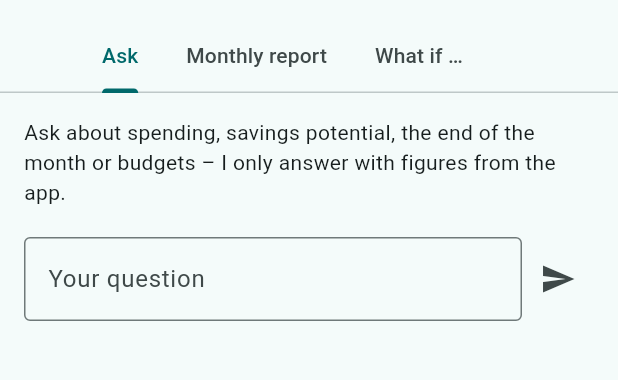
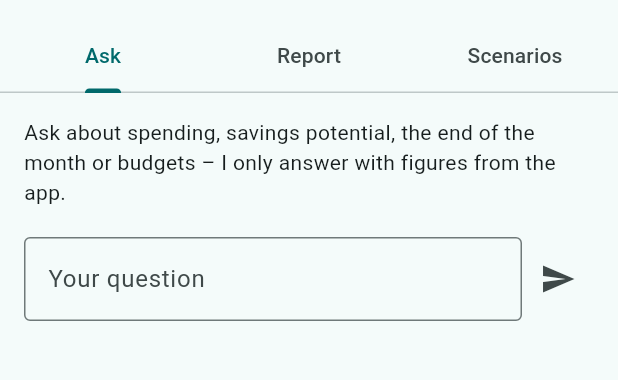
Before and after one commit to p2keshtidar/PHD-Kontor, a Flutter app: the AssistantScreen screen opened by its route, on a phone screen of 412 x 824 dp, the part 63-443 px from its top. Run offline on Flutter 3.47's test engine with Material 3 defaults, Android fonts, the phone set to English and light mode, and no system bars; our stand-ins replace cross_file, dio, flutter_contacts, flutter_local_notifications, flutter_riverpod, flutter_secure_storage and 3 more; missing offline and left inert: file_selector, stomp_dart_client, workmanager; accounts and stored records are empty; network calls fail.

Commit message:
App: Dateityp-Bezeichnung übersetzt, Assistent-Reiter ohne Scrollen
Co-Authored-By: Claude Opus 5.5 <noreply@anthropic.com>
Claude-Session: https://claude.ai/code/session_01Qf2PZTPkM9GUkgxoQGkxYe

```diff
--- a/app/lib/features/assistant/assistant_screen.dart
+++ b/app/lib/features/assistant/assistant_screen.dart
@@ -20,10 +20,10 @@ class AssistantScreen extends StatelessWidget {
         child: Scaffold(
           appBar: AppBar(
             title: Text(tr('Finanzassistent')),
-            bottom: TabBar(isScrollable: true, tabs: [
+            bottom: TabBar(tabs: [
               Tab(key: const Key('assistant_tab_ask'), text: tr('Fragen')),
-              Tab(key: const Key('assistant_tab_report'), text: tr('Monatsbericht')),
-              Tab(key: const Key('assistant_tab_scenario'), text: tr('Was wäre, wenn …')),
+              Tab(key: const Key('assistant_tab_report'), text: tr('Bericht')),
+              Tab(key: const Key('assistant_tab_scenario'), text: tr('Szenarien')),
             ]),
           ),
           body: const TabBarView(children: [_AskTab(), _ReportTab(), _ScenarioTab()]),
--- a/app/lib/features/contracts/contracts_screen.dart
+++ b/app/lib/features/contracts/contracts_screen.dart
@@ -111,13 +111,13 @@ class ContractDetailScreen extends ConsumerWidget {
   }
 
   Future<void> _upload(BuildContext context, WidgetRef ref) async {
-    const types = XTypeGroup(
-      label: 'PDF/Bild',
+    final types = XTypeGroup(
+      label: tr('PDF oder Bild'),
       extensions: ['pdf', 'png', 'jpg', 'jpeg'],
       mimeTypes: ['application/pdf', 'image/png', 'image/jpeg'],
       uniformTypeIdentifiers: ['com.adobe.pdf', 'public.png', 'public.jpeg'],
     );
-    final XFile? file = await openFile(acceptedTypeGroups: const [types]);
+    final XFile? file = await openFile(acceptedTypeGroups: [types]);
     if (file == null || !context.mounted) return;
     final bytes = await file.readAsBytes();
     if (bytes.length > 5 * 1024 * 1024) {
--- a/app/lib/l10n/strings_en.dart
+++ b/app/lib/l10n/strings_en.dart
@@ -1142,4 +1142,8 @@ const stringsEn = <String, String>{
   'Suche leeren': 'Clear search',
   'Datum entfernen': 'Remove date',
   'Wird geladen …': 'Loading …',
+  // Korrekturen
+  'Bericht': 'Report',
+  'Szenarien': 'Scenarios',
+  'PDF oder Bild': 'PDF or image',
 };
```
